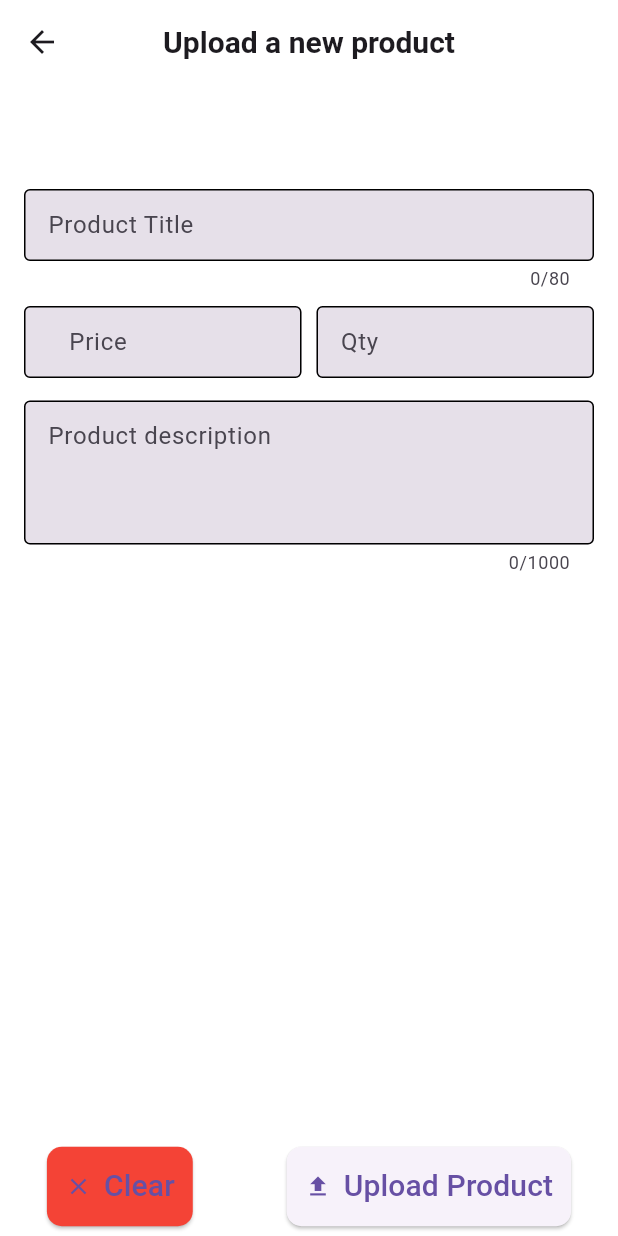
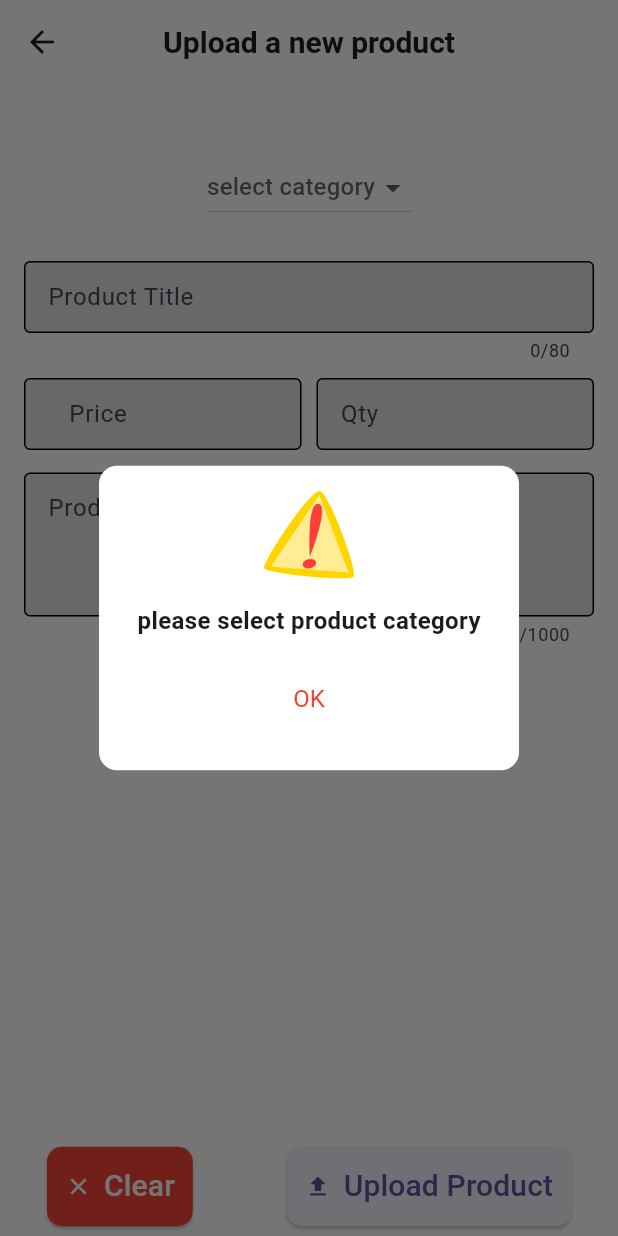
Before and after one commit to MeDoRa0/shop_admin, a Flutter app: the EditOrUploadProductScreen screen opened by its route, after a tap on "Upload Product", on a phone screen of 412 x 824 dp. Run offline on Flutter 3.47's test engine with Material 3 defaults, Android fonts, the phone set to English and light mode, and no system bars; our stand-ins replace fancy_shimmer_image, image_picker, shared_preferences, shimmer; missing offline and left inert: dynamic_height_grid_view; accounts and stored records are empty.

Commit message:
work in upload new product screen

```diff
--- a/lib/constants/app_constants.dart
+++ b/lib/constants/app_constants.dart
@@ -1,3 +1,5 @@
+import 'package:flutter/material.dart';
+
 class AppConstants {
   static const String productImageUrl =
       'https://th.bing.com/th/id/R.77eed415b01a3ec4f6cb7758a5a2a6d4?rik=XKDGn49n844u4Q&riu=http%3a%2f%2fpluspng.com%2fimg-png%2fshoes-png-nike-shoes-transparent-background-800.png&ehk=ZvKLgGJIAl%2fJYtcu4emEZimity8VBQnk3UNcaW8MbLQ%3d&risl=&pid=ImgRaw&r=0';
@@ -10,4 +12,18 @@ class AppConstants {
     'Funiture',
     'Watches',
   ];
+
+  static List<DropdownMenuItem<String>>? get categoriesDropdownList {
+    List<DropdownMenuItem<String>>? menueItems =
+        List<DropdownMenuItem<String>>.generate(
+      categoriesList.length,
+      (index) => DropdownMenuItem(
+        value: categoriesList[index],
+        child: Text(
+          categoriesList[index],
+        ),
+      ),
+    );
+    return menueItems;
+  }
 }
--- a/lib/screens/edit_upload_product_form.dart
+++ b/lib/screens/edit_upload_product_form.dart
@@ -1,6 +1,7 @@
 import 'package:flutter/material.dart';
 import 'package:flutter/services.dart';
 import 'package:image_picker/image_picker.dart';
+import 'package:shop_admin/constants/app_constants.dart';
 import 'package:shop_admin/constants/app_validators.dart';
 import 'package:shop_admin/service/app_methods.dart';
 import 'package:shop_admin/widgets/subtitle_text.dart';
@@ -26,7 +27,7 @@ class _EditOrUploadProductScreenState extends State<EditOrUploadProductScreen> {
       _priceController,
       _descriptionController,
       _quantityController;
-
+  String? _categoryValue;
   @override
   void initState() {
     // _categoryController = TextEditingController();
@@ -64,6 +65,13 @@ class _EditOrUploadProductScreenState extends State<EditOrUploadProductScreen> {
   }
 
   Future<void> _uploadProduct() async {
+    if (_categoryValue == null) {
+      AppMethods.showErrorORWarningDialog(
+          context: context,
+          subtitle: 'please select product category',
+          fct: () {});
+      return;
+    }
     final isValid = _formKey.currentState!.validate();
     FocusScope.of(context).unfocus();
 
@@ -105,6 +113,7 @@ class _EditOrUploadProductScreenState extends State<EditOrUploadProductScreen> {
         FocusScope.of(context).unfocus();
       },
       child: Scaffold(
+        //the bottomsheet make this widget appear in bottom of screen
         bottomSheet: SizedBox(
           height: kBottomNavigationBarHeight + 10,
           child: Material(
@@ -122,10 +131,14 @@ class _EditOrUploadProductScreenState extends State<EditOrUploadProductScreen> {
                       ),
                     ),
                   ),
-                  icon: const Icon(Icons.clear),
+                  icon: const Icon(
+                    Icons.clear,
+                    color: Colors.white,
+                  ),
                   label: const Text(
                     "Clear",
                     style: TextStyle(
+                      color: Colors.white,
                       fontSize: 20,
                     ),
                   ),
@@ -148,7 +161,9 @@ class _EditOrUploadProductScreenState extends State<EditOrUploadProductScreen> {
                       fontSize: 20,
                     ),
                   ),
-                  onPressed: () {},
+                  onPressed: () {
+                    _uploadProduct();
+                  },
                 ),
               ],
             ),
@@ -174,7 +189,16 @@ class _EditOrUploadProductScreenState extends State<EditOrUploadProductScreen> {
                 const SizedBox(
                   height: 25,
                 ),
-                //TODO: Add Choose Category Widget
+                DropdownButton(
+                  hint: const Text('select category'),
+                  value: _categoryValue,
+                  items: AppConstants.categoriesDropdownList,
+                  onChanged: (String? value) {
+                    setState(() {
+                      _categoryValue = value;
+                    });
+                  },
+                ),
                 const SizedBox(
                   height: 25,
                 ),
@@ -294,7 +318,7 @@ class _EditOrUploadProductScreenState extends State<EditOrUploadProductScreen> {
                   height: MediaQuery.of(context).viewInsets.bottom > 0.0
                       ? 10
                       : kBottomNavigationBarHeight + 10,
-                )
+                ),
               ],
             ),
           ),
--- a/lib/service/app_methods.dart
+++ b/lib/service/app_methods.dart
@@ -1,8 +1,70 @@
 
 import 'package:flutter/material.dart';
+import 'package:shop_admin/constants/assets.dart';
+import 'package:shop_admin/widgets/subtitle_text.dart';
 import 'package:shop_admin/widgets/title_text.dart';
 
 class AppMethods {
+
+    static Future<void> showErrorORWarningDialog({
+    required BuildContext context,
+    required String subtitle,
+    required Function fct,
+    bool isError = true,
+  }) async {
+    await showDialog(
+        context: context,
+        builder: (context) {
+          return AlertDialog(
+            shape: RoundedRectangleBorder(
+                borderRadius: BorderRadius.circular(12.0)),
+            backgroundColor: Theme.of(context).scaffoldBackgroundColor,
+            content: Column(
+              mainAxisSize: MainAxisSize.min,
+              children: [
+                Image.asset(
+                  Assets.imagesWarning,
+                  height: 60,
+                  width: 60,
+                ),
+                const SizedBox(
+                  height: 16.0,
+                ),
+                SubTitleText(
+                  label: subtitle,
+                  fontWeight: FontWeight.w600,
+                ),
+                const SizedBox(
+                  height: 16.0,
+                ),
+                Row(
+                  mainAxisAlignment: MainAxisAlignment.center,
+                  children: [
+                    Visibility(
+                      visible: !isError,
+                      child: TextButton(
+                        onPressed: () {
+                          Navigator.pop(context);
+                        },
+                        child: const SubTitleText(
+                            label: "Cancel", color: Colors.green),
+                      ),
+                    ),
+                    TextButton(
+                      onPressed: () {
+                        fct();
+                        Navigator.pop(context);
+                      },
+                      child: const SubTitleText(
+                          label: "OK", color: Colors.red),
+                    ),
+                  ],
+                )
+              ],
+            ),
+          );
+        });
+  }
 
 
 
```
